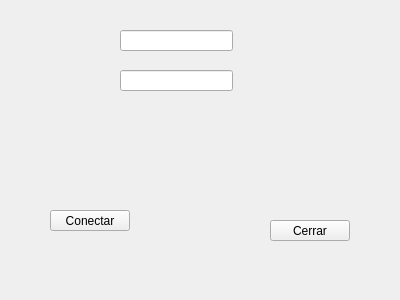
The window that client.ui (KeV-uni/qtclient) describes before a commit, drawn with Qt 5.
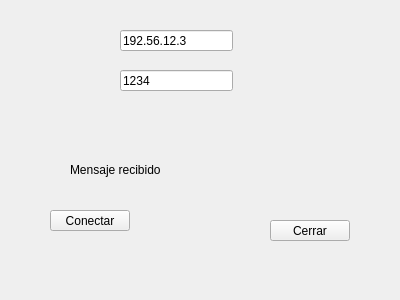
The same window after the commit.

Commit message: Haciendo los primeros cambios las comunicaciones

```diff
--- a/client.ui
+++ b/client.ui
@@ -22,6 +22,9 @@
      <height>21</height>
     </rect>
    </property>
+   <property name="text">
+    <string>192.56.12.3</string>
+   </property>
   </widget>
   <widget class="QLineEdit" name="lEdit_port">
    <property name="geometry">
@@ -32,6 +35,9 @@
      <height>21</height>
     </rect>
    </property>
+   <property name="text">
+    <string>1234</string>
+   </property>
   </widget>
   <widget class="QPushButton" name="pBtn_connect">
    <property name="geometry">
@@ -59,6 +65,19 @@
     <string>Cerrar</string>
    </property>
   </widget>
+  <widget class="QLabel" name="lbl_message">
+   <property name="geometry">
+    <rect>
+     <x>70</x>
+     <y>160</y>
+     <width>100</width>
+     <height>20</height>
+    </rect>
+   </property>
+   <property name="text">
+    <string>Mensaje recibido</string>
+   </property>
+  </widget>
  </widget>
  <resources/>
  <connections/>
```
The commit also changes 2 other files.
